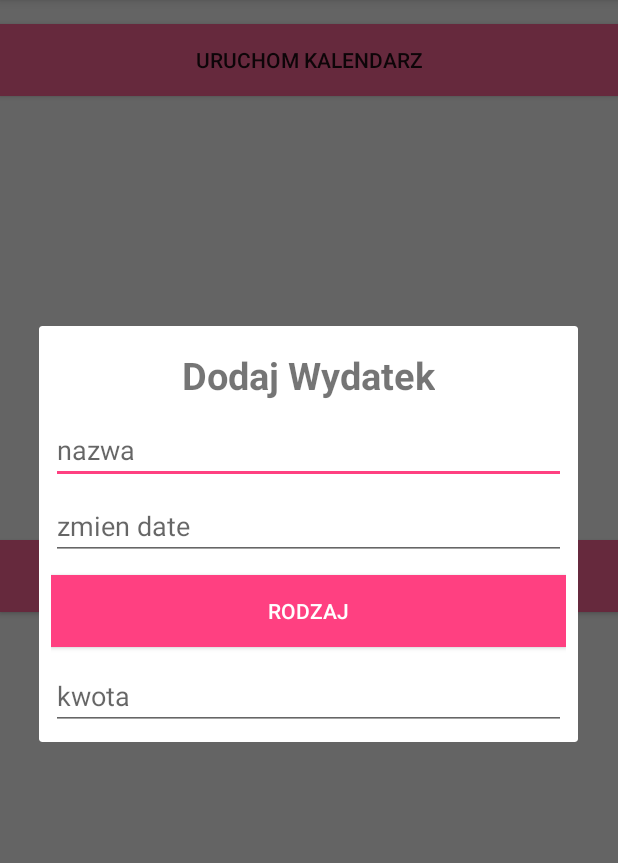
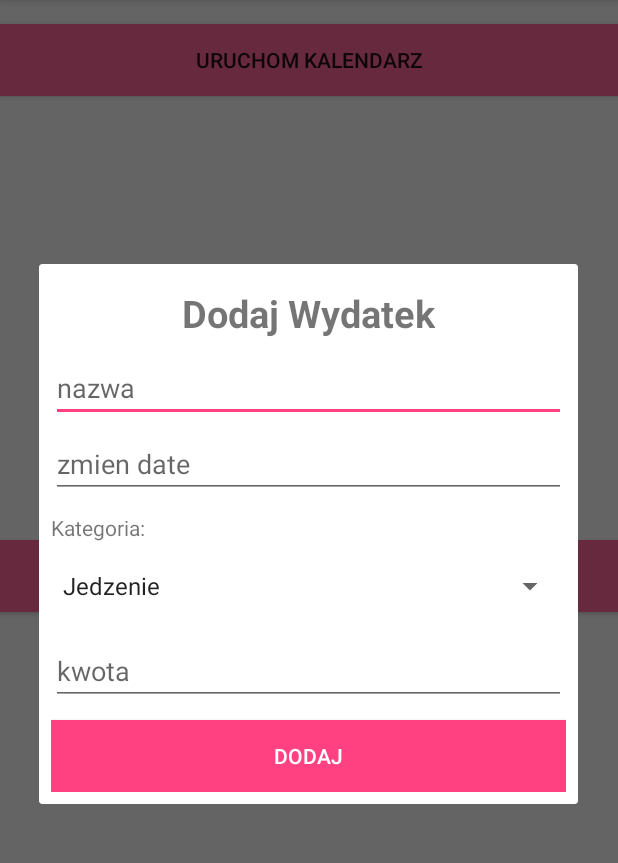
Before and after one commit to olliekrk/firstapplication, an Android app: the screen it shows after launch (MainActivity), after a tap on "DODAJ WYDATEK", on a phone screen of 412 x 824 dp, the part 84-947 px from its top. Run offline under Robolectric (Android 15) with nearby library versions, the phone set to English and light mode, and no system bars.

Commit message:
some activity_add_expence and strings changes, RodzajButton replaced with spinner(only View, not works well yet)

```diff
--- a/app/src/main/res/layout/activity_add_expence.xml
+++ b/app/src/main/res/layout/activity_add_expence.xml
@@ -40,16 +40,20 @@
 
         />
 
-    <Button
-        android:id="@+id/buttonTypeOfExpenses"
+    <TextView
+        android:layout_width="fill_parent"
+        android:layout_height="wrap_content"
+        android:layout_marginTop="10dip"
+        android:text="Kategoria:"
+        android:layout_marginBottom="5dp"/>
+
+
+    <Spinner
+        android:id="@+id/spinner1"
         android:layout_width="match_parent"
-        android:layout_height="wrap_content"
-        android:text="rodzaj"
-        android:onClick="type"
-        android:background="@color/colorAccent"
-        android:textColor="@android:color/white"
-        android:layout_marginTop="10dp" />
-
+        android:layout_height="@android:dimen/app_icon_size"
+        android:entries="@array/typeOfExpenceArray"
+        android:prompt="@string/typeOfExpence_prompt" />
 
 
     <EditText
@@ -62,4 +66,14 @@
         android:layout_marginTop="10dp"
         />
 
+    <Button
+        android:id="@+id/submitButton"
+        android:layout_width="match_parent"
+        android:layout_height="wrap_content"
+        android:text="Dodaj"
+        android:onClick="submit"
+        android:background="@color/colorAccent"
+        android:textColor="@android:color/white"
+        android:layout_marginTop="10dp" />
+
 </LinearLayout>
--- a/app/src/main/res/values/strings.xml
+++ b/app/src/main/res/values/strings.xml
@@ -2,4 +2,18 @@
     <string name="app_name">Nazwa aplikacji</string>
     <string name="calendarButton">Uruchom kalendarz</string>
     <string name="backButton">Wstecz</string>
+
+
+    <string name="typeOfExpence_prompt">Wybierz rodzaj</string>
+    <string-array name="typeOfExpenceArray">
+        <item>Jedzenie</item>
+        <item>Transport</item>
+        <item>Piwo</item>
+        <item>Rozrywka</item>
+        <item>Szkoła</item>
+        <item>Podróże</item>
+        <item>Inne</item>
+    </string-array>
+
+
 </resources>
```
Also changed, not shown: app/src/main/java/com/example/olgierd/kalendarz/MainActivity.java (+2 -28 lines).
